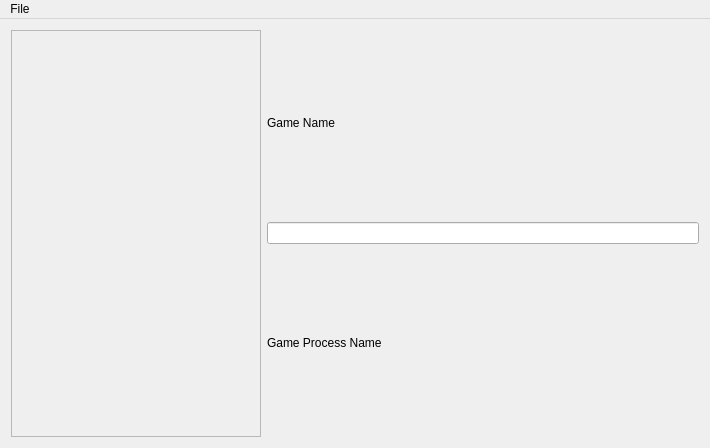
Above: GeneralBackupTool/main.ui from chucklay/Gener before the change. Below: the same form after it.
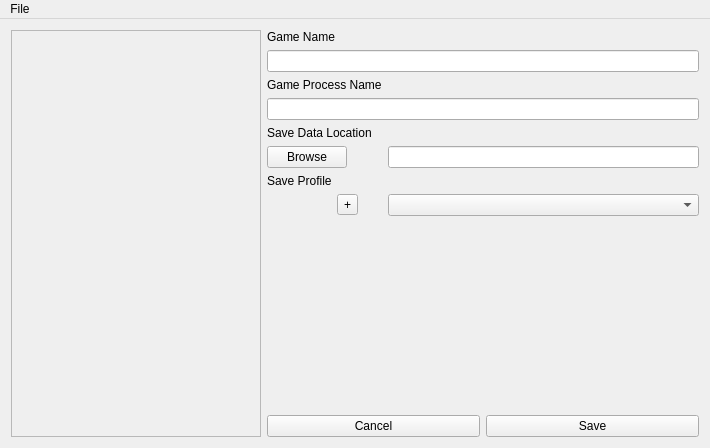
That is the form after the change.

Commit message: Complete GUI for main window

The edit to the form file:
```diff
--- a/GeneralBackupTool/main.ui
+++ b/GeneralBackupTool/main.ui
@@ -46,41 +46,167 @@
      </widget>
     </item>
     <item>
-     <layout class="QVBoxLayout" name="gameFormLayout">
-      <property name="spacing">
-       <number>6</number>
-      </property>
+     <layout class="QVBoxLayout" name="detailLayout">
+      <item>
+       <layout class="QFormLayout" name="gameInfoForm">
       <property name="sizeConstraint">
        <enum>QLayout::SetDefaultConstraint</enum>
       </property>
-      <item>
+        <item row="0" column="0">
        <widget class="QLabel" name="gameNameLabel">
         <property name="sizePolicy">
-         <sizepolicy hsizetype="Preferred" vsizetype="Fixed">
+           <sizepolicy hsizetype="Preferred" vsizetype="Maximum">
           <horstretch>0</horstretch>
           <verstretch>0</verstretch>
          </sizepolicy>
         </property>
+          <property name="frameShape">
+           <enum>QFrame::NoFrame</enum>
+          </property>
         <property name="text">
          <string>Game Name</string>
         </property>
-       </widget>
-      </item>
-      <item>
-       <widget class="QLineEdit" name="lineEdit"/>
-      </item>
-      <item>
+          <property name="alignment">
+           <set>Qt::AlignLeading|Qt::AlignLeft|Qt::AlignTop</set>
+          </property>
+         </widget>
+        </item>
+        <item row="1" column="0" colspan="2">
+         <widget class="QLineEdit" name="gameNameText">
+          <property name="sizePolicy">
+           <sizepolicy hsizetype="Expanding" vsizetype="Preferred">
+            <horstretch>0</horstretch>
+            <verstretch>0</verstretch>
+           </sizepolicy>
+          </property>
+         </widget>
+        </item>
+        <item row="2" column="0">
        <widget class="QLabel" name="gameProcessLabel">
         <property name="sizePolicy">
-         <sizepolicy hsizetype="Preferred" vsizetype="Fixed">
+           <sizepolicy hsizetype="Preferred" vsizetype="Preferred">
           <horstretch>0</horstretch>
           <verstretch>0</verstretch>
          </sizepolicy>
         </property>
+          <property name="minimumSize">
+           <size>
+            <width>0</width>
+            <height>0</height>
+           </size>
+          </property>
+          <property name="baseSize">
+           <size>
+            <width>0</width>
+            <height>0</height>
+           </size>
+          </property>
         <property name="text">
          <string>Game Process Name</string>
         </property>
        </widget>
+        </item>
+        <item row="3" column="0" colspan="2">
+         <widget class="QLineEdit" name="gameProcessText"/>
+        </item>
+        <item row="4" column="0">
+         <widget class="QLabel" name="gameSaveLocationLabel">
+          <property name="text">
+           <string>Save Data Location</string>
+          </property>
+         </widget>
+        </item>
+        <item row="5" column="0">
+         <widget class="QPushButton" name="gameSaveLocationButton">
+          <property name="text">
+           <string>Browse</string>
+          </property>
+         </widget>
+        </item>
+        <item row="5" column="1">
+         <widget class="QLineEdit" name="gameSaveLocationText">
+          <property name="readOnly">
+           <bool>true</bool>
+          </property>
+         </widget>
+        </item>
+        <item row="6" column="0">
+         <widget class="QLabel" name="gameProfileLabel">
+          <property name="text">
+           <string>Save Profile</string>
+          </property>
+         </widget>
+        </item>
+        <item row="7" column="0">
+         <layout class="QGridLayout" name="profileButtonLayout">
+          <property name="leftMargin">
+           <number>70</number>
+          </property>
+          <property name="topMargin">
+           <number>0</number>
+          </property>
+          <property name="bottomMargin">
+           <number>0</number>
+          </property>
+          <property name="horizontalSpacing">
+           <number>0</number>
+          </property>
+          <item row="0" column="0">
+           <widget class="QToolButton" name="gameProfileButton">
+            <property name="sizePolicy">
+             <sizepolicy hsizetype="Fixed" vsizetype="Fixed">
+              <horstretch>0</horstretch>
+              <verstretch>0</verstretch>
+             </sizepolicy>
+            </property>
+            <property name="minimumSize">
+             <size>
+              <width>0</width>
+              <height>21</height>
+             </size>
+            </property>
+            <property name="baseSize">
+             <size>
+              <width>0</width>
+              <height>0</height>
+             </size>
+            </property>
+            <property name="text">
+             <string>+</string>
+            </property>
+           </widget>
+          </item>
+         </layout>
+        </item>
+        <item row="7" column="1">
+         <widget class="QComboBox" name="gameProfileBox">
+          <property name="currentText">
+           <string/>
+          </property>
+          <property name="insertPolicy">
+           <enum>QComboBox::InsertAlphabetically</enum>
+          </property>
+         </widget>
+        </item>
+       </layout>
+      </item>
+      <item>
+       <layout class="QHBoxLayout" name="saveCancelButtonLayout">
+        <item>
+         <widget class="QPushButton" name="cancelButton">
+          <property name="text">
+           <string>Cancel</string>
+          </property>
+         </widget>
+        </item>
+        <item>
+         <widget class="QPushButton" name="saveButton">
+          <property name="text">
+           <string>Save</string>
+          </property>
+         </widget>
+        </item>
+       </layout>
       </item>
      </layout>
     </item>
```
Left out of the diff: 6 changed lines with no effect on the pictures. Lines whose indentation alone changed are shown as unchanged. The commit also changes 2 other files.
